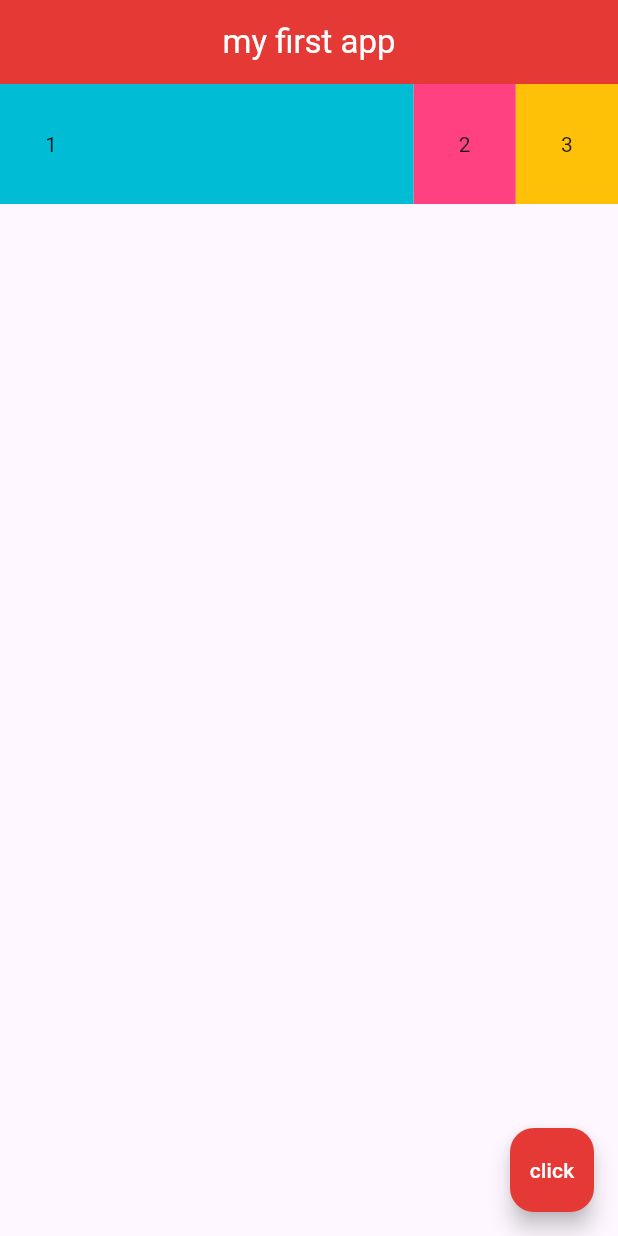
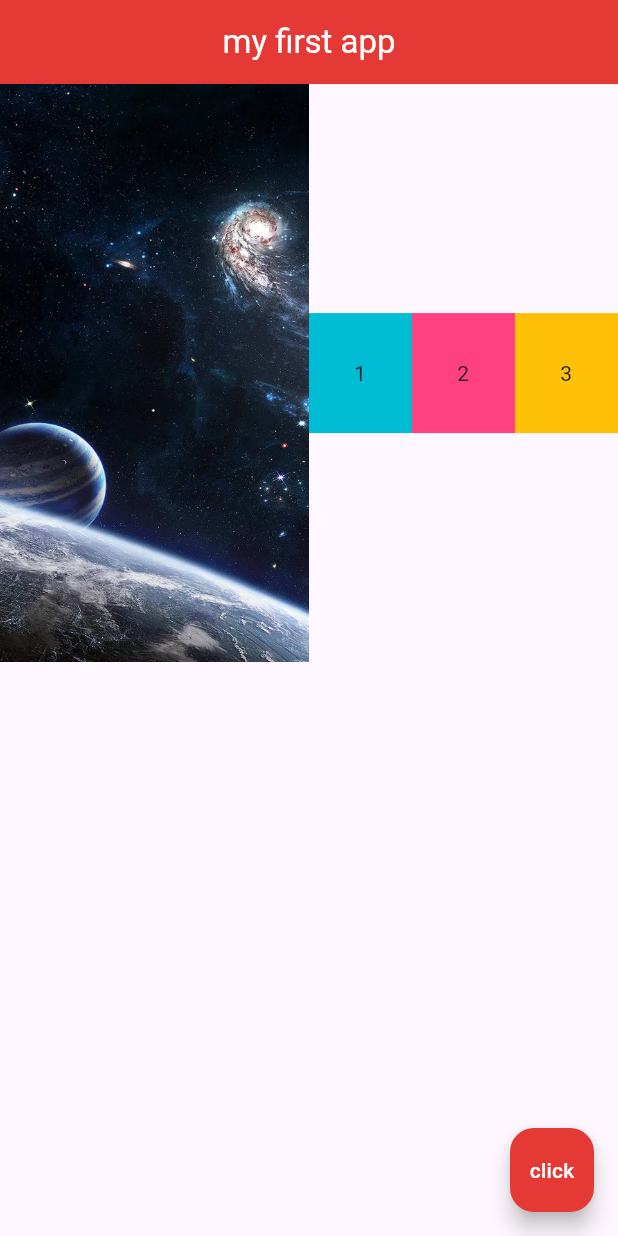
Before and after one commit to jamydevelop/Flutter-MyApp, a Flutter app: the screen it shows after launch, on a phone screen of 412 x 824 dp. Run offline on Flutter 3.47's test engine with Material 3 defaults, Android fonts, the phone set to English and light mode, and no system bars.

Commit message:
Added Image with Expanded()

```diff
--- a/myapp/lib/main.dart
+++ b/myapp/lib/main.dart
@@ -25,22 +25,33 @@ class Home extends StatelessWidget {
       body: Row(
         children: <Widget>[
           Expanded(
+              flex: 3,
+              child: Image.asset("assets/space-1.webp")
+          ),
+          Expanded(
+            flex: 1,
             child: Container(
               padding: EdgeInsets.all(30.0),
               color: Colors.cyan,
               child: Text("1"),
             ),
           ),
-          Container(
+          Expanded(
+            flex: 1,
+            child: Container(
               padding: EdgeInsets.all(30.0),
               color: Colors.pinkAccent,
               child: Text("2"),
             ),
-          Container(
+          ),
+          Expanded(
+            flex: 1,
+            child: Container(
               padding: EdgeInsets.all(30.0),
               color: Colors.amber,
               child: Text("3"),
 
+            ),
           ),
         ],
       ),
```
Lines whose indentation alone changed are shown as unchanged.
